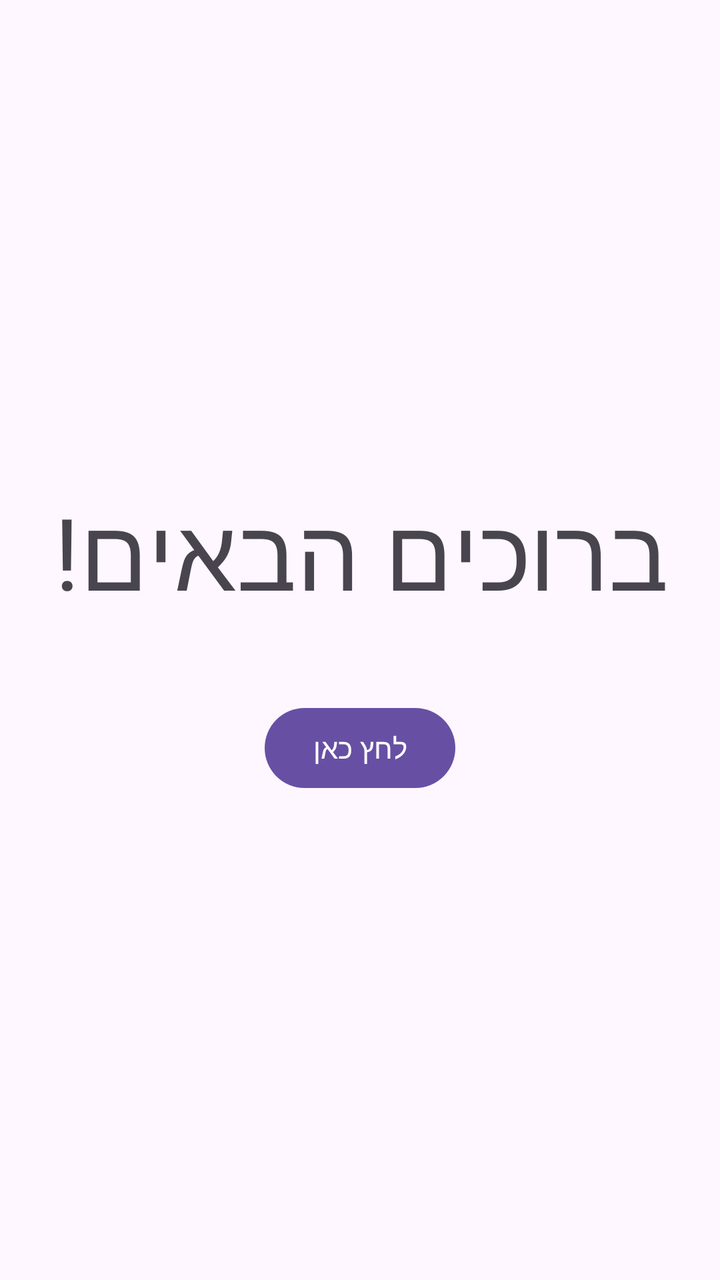
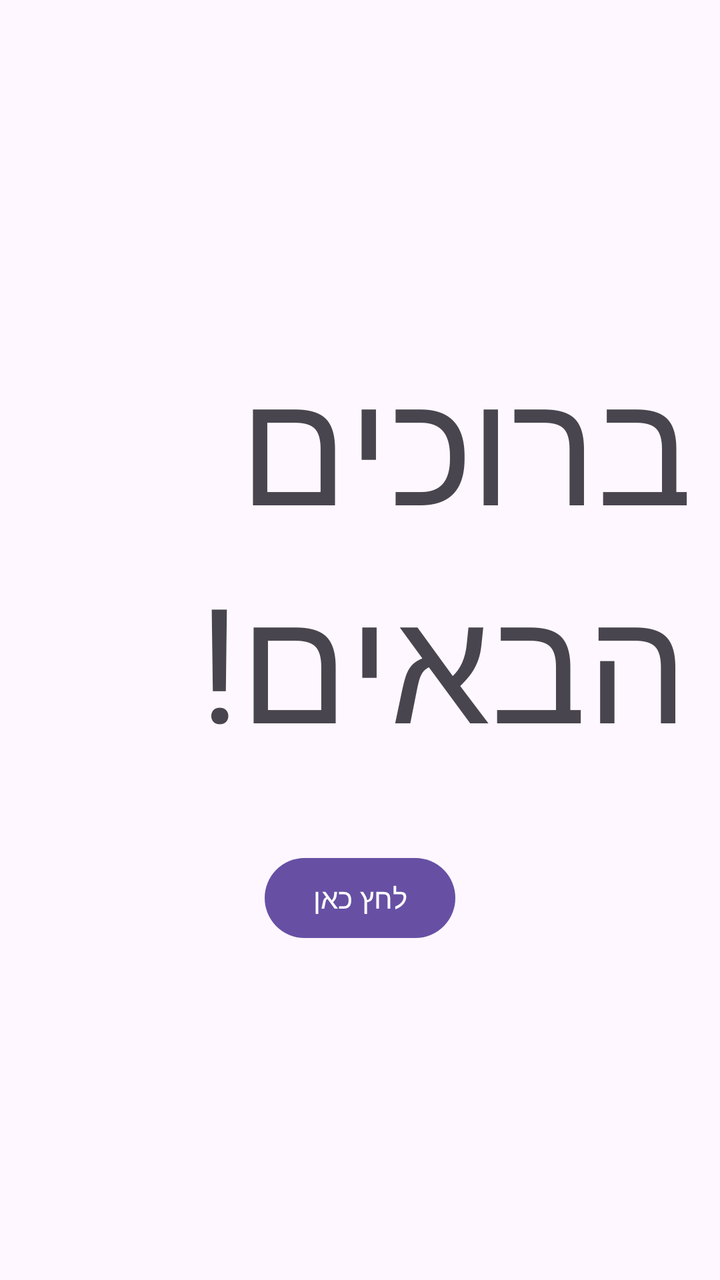

The first picture is an Android layout as it rendered before a commit; the second is the same layout after the commit. The layout source and the unified diff follow.
<!-- AndroidManifest.xml: application theme Theme.DanFirstApp -->
<!-- res/layout/activity_main.xml -->
<?xml version="1.0" encoding="utf-8"?>
<LinearLayout xmlns:android="http://schemas.android.com/apk/res/android"
    android:layout_width="match_parent"
    android:layout_height="match_parent"
    android:orientation="vertical"
    android:gravity="center"
    android:padding="16dp"
    android:id="@+id/main"
    >

    <TextView
        android:id="@+id/tvTitle"
        android:layout_width="wrap_content"
        android:layout_height="wrap_content"
        android:text="@string/welcome_message"
        android:textSize="50sp" />

    <Button
        android:id="@+id/btnClick"
        android:layout_width="wrap_content"
        android:layout_height="wrap_content"
        android:layout_marginTop="40dp"
        android:text="@string/click_here" />
</LinearLayout>
<!-- resources referenced by this layout -->
<resources>
  <string name="click_here">לחץ כאן</string>
  <string name="welcome_message">ברוכים הבאים!</string>
  <style name="Theme.DanFirstApp" parent="Base.Theme.DanFirstApp" />
  <style name="Base.Theme.DanFirstApp" parent="Theme.Material3.DayNight.NoActionBar">
          
          
      </style>
</resources>

<!-- the commit's change to res/layout/activity_main.xml (unified diff, before → after) -->
@@ -13,7 +13,7 @@
         android:layout_width="wrap_content"
         android:layout_height="wrap_content"
         android:text="@string/welcome_message"
-        android:textSize="50sp" />
+        android:textSize="80sp" />
 
     <Button
         android:id="@+id/btnClick"
